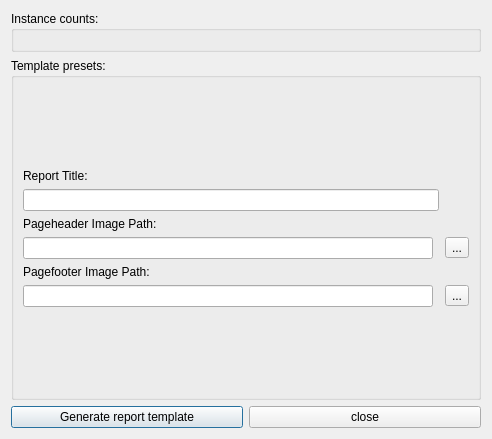
Above: src/Windows/dummydatacreator.ui from Crystal-Photonics/crystalTestFrameworkApp before the change. Below: the same form after it.
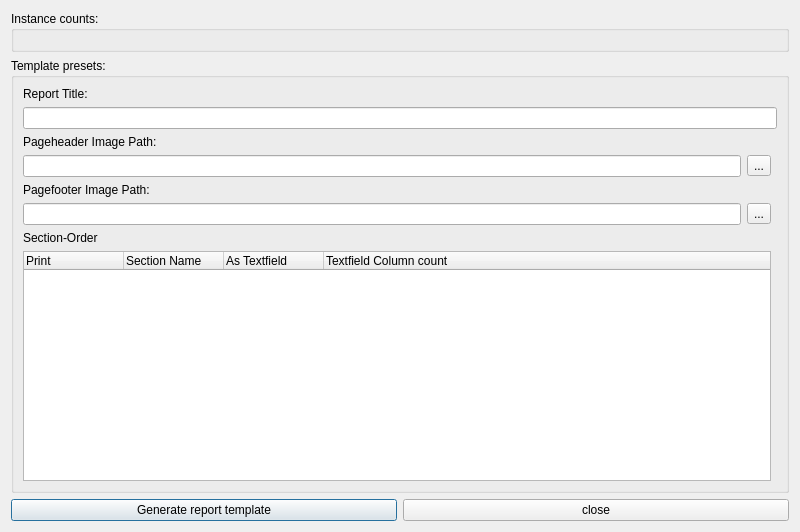
That is the form after the change.

The edit to the form file:
```diff
--- a/src/Windows/dummydatacreator.ui
+++ b/src/Windows/dummydatacreator.ui
@@ -6,8 +6,8 @@
    <rect>
     <x>0</x>
     <y>0</y>
-    <width>492</width>
-    <height>439</height>
+    <width>800</width>
+    <height>532</height>
    </rect>
   </property>
   <property name="windowTitle">
@@ -46,76 +46,93 @@
       <string>Template presets:</string>
      </property>
      <layout class="QGridLayout" name="gridLayout_4">
-      <item row="5" column="0">
-       <widget class="QLabel" name="label_3">
-        <property name="text">
-         <string>Pagefooter Image Path:</string>
-        </property>
-       </widget>
-      </item>
-      <item row="7" column="0">
-       <spacer name="verticalSpacer_3">
-        <property name="orientation">
-         <enum>Qt::Vertical</enum>
-        </property>
-        <property name="sizeHint" stdset="0">
-         <size>
-          <width>20</width>
-          <height>40</height>
-         </size>
-        </property>
-       </spacer>
-      </item>
       <item row="0" column="0">
-       <spacer name="verticalSpacer">
-        <property name="orientation">
-         <enum>Qt::Vertical</enum>
-        </property>
-        <property name="sizeHint" stdset="0">
-         <size>
-          <width>20</width>
-          <height>40</height>
-         </size>
-        </property>
-       </spacer>
-      </item>
-      <item row="1" column="0">
        <widget class="QLabel" name="label">
         <property name="text">
          <string>Report Title:</string>
         </property>
        </widget>
       </item>
-      <item row="2" column="0" colspan="2">
+      <item row="5" column="1">
+       <widget class="QToolButton" name="btn_image_footer">
+        <property name="text">
+         <string>...</string>
+        </property>
+       </widget>
+      </item>
+      <item row="3" column="1">
+       <widget class="QToolButton" name="btn_image_header">
+        <property name="text">
+         <string>...</string>
+        </property>
+       </widget>
+      </item>
+      <item row="1" column="0" colspan="3">
        <widget class="QLineEdit" name="edt_title"/>
       </item>
-      <item row="4" column="0">
-       <widget class="QLineEdit" name="edt_image_header"/>
-      </item>
-      <item row="6" column="0">
+      <item row="5" column="0">
        <widget class="QLineEdit" name="edt_image_footer"/>
       </item>
-      <item row="3" column="0">
+      <item row="2" column="0">
        <widget class="QLabel" name="label_2">
         <property name="text">
          <string>Pageheader Image Path:</string>
         </property>
        </widget>
       </item>
-      <item row="4" column="2">
-       <widget class="QToolButton" name="btn_image_header">
+      <item row="3" column="0">
+       <widget class="QLineEdit" name="edt_image_header"/>
+      </item>
+      <item row="6" column="0">
+       <widget class="QLabel" name="label_4">
         <property name="text">
-         <string>...</string>
+         <string>Section-Order</string>
         </property>
        </widget>
       </item>
-      <item row="6" column="2">
-       <widget class="QToolButton" name="btn_image_footer">
+      <item row="4" column="0">
+       <widget class="QLabel" name="label_3">
         <property name="text">
-         <string>...</string>
+         <string>Pagefooter Image Path:</string>
         </property>
        </widget>
       </item>
+      <item row="7" column="0" colspan="2">
+       <widget class="QTreeWidget" name="section_list">
+        <property name="dragEnabled">
+         <bool>true</bool>
+        </property>
+        <property name="dragDropMode">
+         <enum>QAbstractItemView::InternalMove</enum>
+        </property>
+        <property name="defaultDropAction">
+         <enum>Qt::TargetMoveAction</enum>
+        </property>
+        <property name="alternatingRowColors">
+         <bool>true</bool>
+        </property>
+        <column>
+         <property name="text">
+          <string>Print</string>
+         </property>
+        </column>
+        <column>
+         <property name="text">
+          <string>Section Name</string>
+         </property>
+        </column>
+        <column>
+         <property name="text">
+          <string>As Textfield</string>
+         </property>
+        </column>
+        <column>
+         <property name="text">
+          <string>Textfield Column count</string>
+         </property>
+        </column>
+       </widget>
+      </item>
      </layout>
     </widget>
    </item>
```
Left out of the diff: 2 changed lines with no effect on the pictures.
